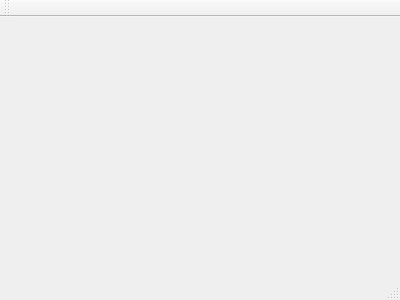
Old version of the form mainwindow.ui in the repository revsi/apertium-deskGUI.
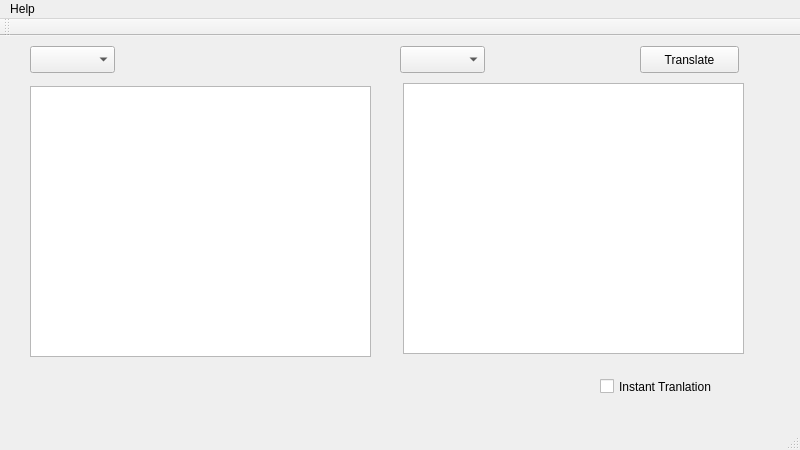
New version of the form.

What changed in the file:
```diff
--- a/mainwindow.ui
+++ b/mainwindow.ui
@@ -1,24 +1,119 @@
 <ui version="4.0">
  <class>MainWindow</class>
- <widget class="QMainWindow" name="MainWindow" >
-  <property name="geometry" >
+ <widget class="QMainWindow" name="MainWindow">
+  <property name="geometry">
    <rect>
     <x>0</x>
     <y>0</y>
-    <width>400</width>
-    <height>300</height>
+    <width>800</width>
+    <height>450</height>
    </rect>
   </property>
   <property name="windowTitle" >
    <string>MainWindow</string>
   </property>
-  <widget class="QMenuBar" name="menuBar" />
-  <widget class="QToolBar" name="mainToolBar" />
-  <widget class="QWidget" name="centralWidget" />
-  <widget class="QStatusBar" name="statusBar" />
+  <widget class="QWidget" name="centralWidget">
+   <widget class="QComboBox" name="comboBox">
+    <property name="geometry">
+     <rect>
+      <x>30</x>
+      <y>10</y>
+      <width>85</width>
+      <height>27</height>
+     </rect>
+    </property>
+   </widget>
+   <widget class="QTextEdit" name="textEdit">
+    <property name="geometry">
+     <rect>
+      <x>30</x>
+      <y>50</y>
+      <width>341</width>
+      <height>271</height>
+     </rect>
+    </property>
+   </widget>
+   <widget class="QComboBox" name="comboBox_2">
+    <property name="geometry">
+     <rect>
+      <x>400</x>
+      <y>10</y>
+      <width>85</width>
+      <height>27</height>
+     </rect>
+    </property>
+   </widget>
+   <widget class="QTextEdit" name="textEdit_2">
+    <property name="geometry">
+     <rect>
+      <x>403</x>
+      <y>47</y>
+      <width>341</width>
+      <height>271</height>
+     </rect>
+    </property>
+   </widget>
+   <widget class="QPushButton" name="pushButton">
+    <property name="geometry">
+     <rect>
+      <x>640</x>
+      <y>10</y>
+      <width>99</width>
+      <height>27</height>
+     </rect>
+    </property>
+    <property name="text">
+     <string>Translate</string>
+    </property>
+   </widget>
+   <widget class="QCheckBox" name="checkBox">
+    <property name="geometry">
+     <rect>
+      <x>600</x>
+      <y>340</y>
+      <width>151</width>
+      <height>21</height>
+     </rect>
+    </property>
+    <property name="text">
+     <string>Instant Tranlation</string>
+    </property>
+   </widget>
+  </widget>
+  <widget class="QMenuBar" name="menuBar">
+   <property name="geometry">
+    <rect>
+     <x>0</x>
+     <y>0</y>
+     <width>800</width>
+     <height>25</height>
+    </rect>
+   </property>
+   <widget class="QMenu" name="menuAperitum">
+    <property name="title">
+     <string>Help</string>
+    </property>
+    <addaction name="separator"/>
+    <addaction name="actionAbout"/>
+   </widget>
+   <addaction name="menuAperitum"/>
+  </widget>
+  <widget class="QToolBar" name="mainToolBar">
+   <attribute name="toolBarArea">
+    <enum>TopToolBarArea</enum>
+   </attribute>
+   <attribute name="toolBarBreak">
+    <bool>false</bool>
+   </attribute>
+  </widget>
+  <widget class="QStatusBar" name="statusBar"/>
+  <action name="actionAbout">
+   <property name="text">
+    <string>About</string>
+   </property>
+  </action>
  </widget>
- <layoutDefault spacing="6" margin="11" />
- <pixmapfunction></pixmapfunction>
+ <layoutdefault spacing="6" margin="11"/>
  <resources/>
  <connections/>
 </ui>
```
Left out of the diff: 3 changed lines with no effect on the pictures.
